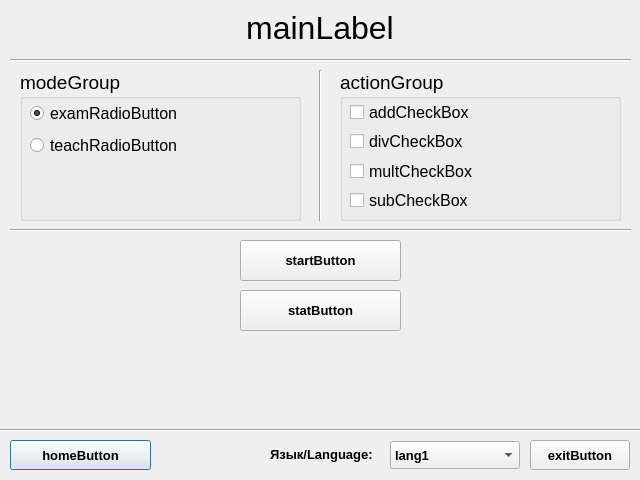
Old version of the form main_window.ui in the repository bolotovalex/mathsim.
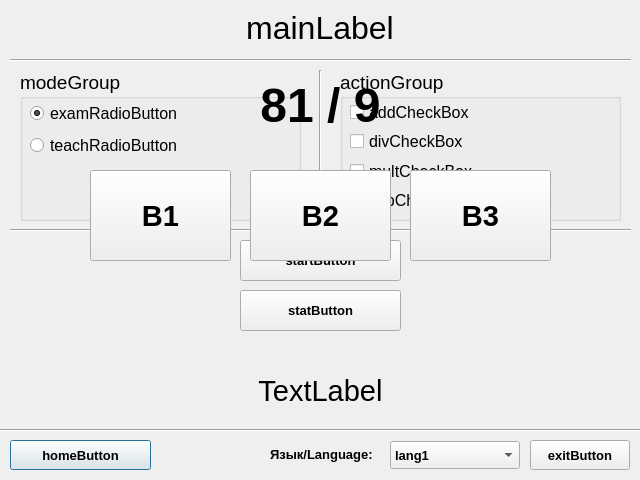
New version of the form.

Commit message: Finish first version interface

Diff of the .ui file:
```diff
--- a/main_window.ui
+++ b/main_window.ui
@@ -378,6 +378,110 @@
     <enum>Qt::Horizontal</enum>
    </property>
   </widget>
+  <widget class="QLabel" name="actionLabel">
+   <property name="geometry">
+    <rect>
+     <x>90</x>
+     <y>60</y>
+     <width>461</width>
+     <height>91</height>
+    </rect>
+   </property>
+   <property name="font">
+    <font>
+     <pointsize>36</pointsize>
+     <weight>75</weight>
+     <bold>true</bold>
+    </font>
+   </property>
+   <property name="text">
+    <string>81 / 9</string>
+   </property>
+   <property name="alignment">
+    <set>Qt::AlignCenter</set>
+   </property>
+  </widget>
+  <widget class="QPushButton" name="answerButton1">
+   <property name="geometry">
+    <rect>
+     <x>90</x>
+     <y>170</y>
+     <width>141</width>
+     <height>91</height>
+    </rect>
+   </property>
+   <property name="font">
+    <font>
+     <pointsize>22</pointsize>
+     <weight>75</weight>
+     <bold>true</bold>
+    </font>
+   </property>
+   <property name="text">
+    <string>B1</string>
+   </property>
+  </widget>
+  <widget class="QPushButton" name="answerButton2">
+   <property name="geometry">
+    <rect>
+     <x>250</x>
+     <y>170</y>
+     <width>141</width>
+     <height>91</height>
+    </rect>
+   </property>
+   <property name="font">
+    <font>
+     <pointsize>22</pointsize>
+     <weight>75</weight>
+     <bold>true</bold>
+    </font>
+   </property>
+   <property name="text">
+    <string>B2</string>
+   </property>
+  </widget>
+  <widget class="QPushButton" name="answerButton3">
+   <property name="geometry">
+    <rect>
+     <x>410</x>
+     <y>170</y>
+     <width>141</width>
+     <height>91</height>
+    </rect>
+   </property>
+   <property name="font">
+    <font>
+     <pointsize>22</pointsize>
+     <weight>75</weight>
+     <bold>true</bold>
+    </font>
+   </property>
+   <property name="text">
+    <string>B3</string>
+   </property>
+  </widget>
+  <widget class="QLabel" name="answerLabel">
+   <property name="geometry">
+    <rect>
+     <x>30</x>
+     <y>370</y>
+     <width>581</width>
+     <height>41</height>
+    </rect>
+   </property>
+   <property name="font">
+    <font>
+     <pointsize>22</pointsize>
+    </font>
+   </property>
+   <property name="text">
+    <string>TextLabel</string>
+   </property>
+   <property name="alignment">
+    <set>Qt::AlignCenter</set>
+   </property>
+  </widget>
  </widget>
  <resources/>
  <connections/>
```
The commit also changes 2 other files.
